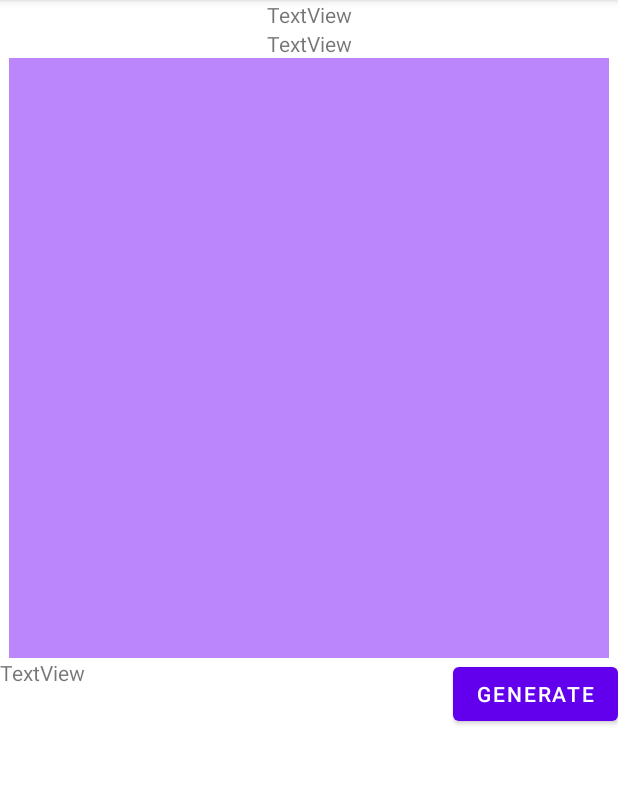
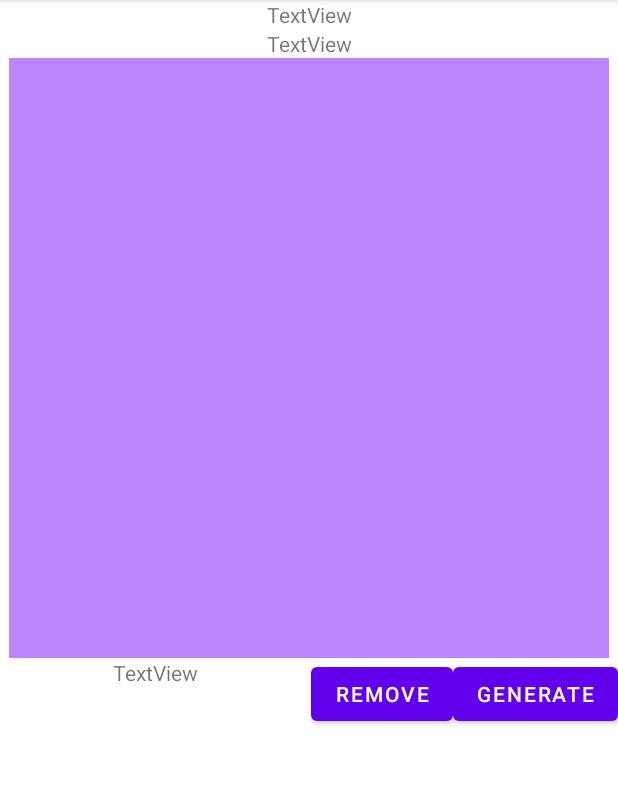
Before and after one commit to TweeSunyuqing/TraMap, an Android app: the screen it shows after launch (MainActivity), on a phone screen of 412 x 824 dp, the part 84-869 px from its top. Run offline under Robolectric (Android 15) with nearby library versions, the phone set to English and light mode, and no system bars.

Commit message:
Add Clear Trajectory

```diff
--- a/AndroidSLAMMaster/app/src/main/AndroidManifest.xml
+++ b/AndroidSLAMMaster/app/src/main/AndroidManifest.xml
@@ -9,6 +9,10 @@
         android:roundIcon="@mipmap/ic_launcher_round"
         android:supportsRtl="true"
         android:theme="@style/Theme.AndroidPDRMaster">
+        <meta-data
+            android:name="com.google.android.actions"
+            android:resource="@xml/line_dash_y" />
+
         <activity android:name=".MainActivity">
             <intent-filter>
                 <action android:name="android.intent.action.MAIN" />
--- a/AndroidSLAMMaster/app/src/main/java/com/example/android_pdr_master/DrawView.java
+++ b/AndroidSLAMMaster/app/src/main/java/com/example/android_pdr_master/DrawView.java
@@ -27,6 +27,8 @@ public class DrawView extends View {
             canvas.drawLine(PositionSet.get(start).getX(),PositionSet.get(start).getY(),PositionSet.get(end).getX(),PositionSet.get(end).getY(),p);
         }
 
+        canvas.drawText("start",PositionSet.get(0).getX(),PositionSet.get(0).getY(),p);
+        canvas.drawText("end",PositionSet.get(PositionSet.size()-1).getX(),PositionSet.get(PositionSet.size()-1).getY(),p);
     }
 
 }
--- a/AndroidSLAMMaster/app/src/main/java/com/example/android_pdr_master/MainActivity.java
+++ b/AndroidSLAMMaster/app/src/main/java/com/example/android_pdr_master/MainActivity.java
@@ -25,6 +25,7 @@ public class MainActivity extends AppCompatActivity {
     private TextView mTxtValue2;
     private TextView mTxtValue3;
     private Button mGenerateButton;
+    private Button mRemoveButton;
     private LinearLayout mLayout;
 
     StepDetectionHandler sdh;
@@ -51,6 +52,7 @@ public class MainActivity extends AppCompatActivity {
         mTxtValue2 = findViewById(R.id.txt_value2);
         mTxtValue3 = findViewById(R.id.txt_value3);
         mGenerateButton = findViewById(R.id.generateButton);
+        mRemoveButton = findViewById(R.id.removeButton);
         mLayout = findViewById(R.id.root);
 
         lKloc = new LocationHandler(0.0, 0.0);
@@ -66,6 +68,13 @@ public class MainActivity extends AppCompatActivity {
             @Override
             public void onClick(View v) {
                 init();
+            }
+        });
+
+        mRemoveButton.setOnClickListener(new View.OnClickListener() {
+            @Override
+            public void onClick(View v) {
+                mLayout.removeAllViewsInLayout();
             }
         });
     }
@@ -95,14 +104,14 @@ public class MainActivity extends AppCompatActivity {
                 mTxtValue2.setText(String.valueOf(360-dah.orientationVals[0]-90));
                 mTxtValue3.setText("走过的步数：" + String.valueOf(stepCounter));
 
-                PositionSet.add(CoordianteTrans(new Position(newloc.getxAxis().floatValue()*10,newloc.getyAxis().floatValue()*10)));
+                PositionSet.add(CoordianteTrans(new Position(newloc.getxAxis().floatValue(),newloc.getyAxis().floatValue())));
             }
         }
     };
 
     //坐标转换
     private Position CoordianteTrans(Position position){
-        Position newPosition = new Position(position.getX()+LayoutWidth/2,position.getY()+LayoutHeight/2);
+        Position newPosition = new Position(position.getX()*50+LayoutWidth/2,position.getY()*50+LayoutHeight/2);
         System.out.println("newPosition"+newPosition.getX()+" "+ newPosition.getY());
         return newPosition;
     }
--- a/AndroidSLAMMaster/app/src/main/res/layout/activity_main.xml
+++ b/AndroidSLAMMaster/app/src/main/res/layout/activity_main.xml
@@ -30,8 +30,7 @@
         android:layout_height="wrap_content"
         android:text="TextView"
         app:layout_constraintBottom_toBottomOf="parent"
-        app:layout_constraintEnd_toStartOf="@+id/generateButton"
-        app:layout_constraintHorizontal_bias="0"
+        app:layout_constraintEnd_toStartOf="@+id/removeButton"
         app:layout_constraintStart_toStartOf="parent"
         app:layout_constraintTop_toBottomOf="@+id/root"
         app:layout_constraintVertical_bias="0" />
@@ -44,7 +43,9 @@
         android:orientation="vertical"
         app:layout_constraintEnd_toEndOf="parent"
         app:layout_constraintStart_toStartOf="parent"
-        app:layout_constraintTop_toBottomOf="@+id/txt_value2"></LinearLayout>
+        app:layout_constraintTop_toBottomOf="@+id/txt_value2">
+
+    </LinearLayout>
 
     <Button
         android:id="@+id/generateButton"
@@ -55,4 +56,12 @@
         app:layout_constraintEnd_toEndOf="parent"
         app:layout_constraintTop_toBottomOf="@+id/root"
         app:layout_constraintVertical_bias="0" />
+
+    <Button
+        android:id="@+id/removeButton"
+        android:layout_width="wrap_content"
+        android:layout_height="wrap_content"
+        android:text="remove"
+        app:layout_constraintEnd_toStartOf="@+id/generateButton"
+        app:layout_constraintTop_toBottomOf="@+id/root" />
 </androidx.constraintlayout.widget.ConstraintLayout>
```
